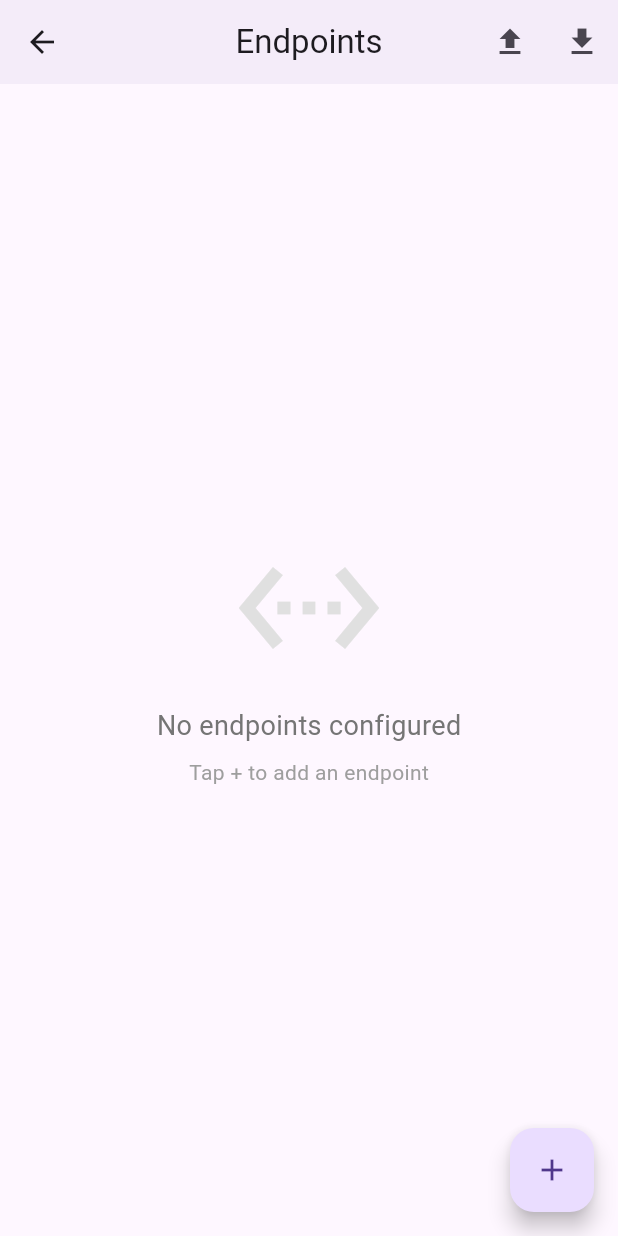
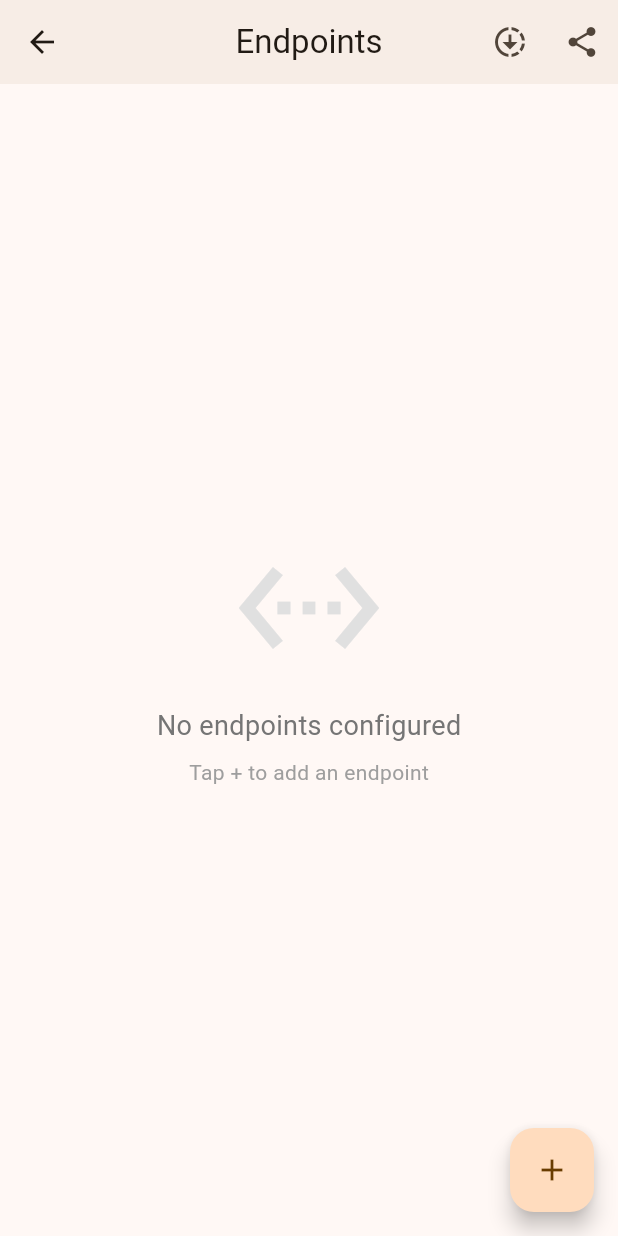
Before and after one commit to smnshuvo/Arbiter-Mock-Server, a Flutter app: the EndpointsScreen screen opened directly, on a phone screen of 412 x 824 dp. Run offline on Flutter 3.47's test engine with Material 3 defaults, Android fonts, the phone set to English and light mode, and no system bars; our stand-ins replace equatable, file_picker, flutter_bloc, get_it, share_plus, shared_preferences and 2 more; accounts and stored records are empty.

Commit message:
Update app accent color and few icons of export

```diff
--- a/lib/main.dart
+++ b/lib/main.dart
@@ -37,7 +37,6 @@ class MyApp extends StatelessWidget {
         title: 'Network Interceptor',
         debugShowCheckedModeBanner: false,
         theme: ThemeData(
-          primarySwatch: Colors.deepOrange,
           useMaterial3: true,
           appBarTheme: const AppBarTheme(
             centerTitle: true,
@@ -48,6 +47,10 @@ class MyApp extends StatelessWidget {
             shape: RoundedRectangleBorder(
               borderRadius: BorderRadius.circular(12),
             ),
+          ),
+          colorScheme: ColorScheme.fromSeed(
+            seedColor: Colors.orange,
+            primary: Colors.deepOrange,
           ),
         ),
         home: FutureBuilder<bool>(
--- a/lib/ui/screens/endpoint_screen.dart
+++ b/lib/ui/screens/endpoint_screen.dart
@@ -32,12 +32,12 @@ class _EndpointsScreenState extends State<EndpointsScreen> {
         title: const Text('Endpoints'),
         actions: [
           IconButton(
-            icon: const Icon(Icons.file_upload),
+            icon: const Icon(Icons.downloading),
             onPressed: _importEndpoints,
             tooltip: 'Import',
           ),
           IconButton(
-            icon: const Icon(Icons.file_download),
+            icon: const Icon(Icons.share),
             onPressed: _exportEndpoints,
             tooltip: 'Export',
           ),
--- a/lib/ui/screens/logs_screen.dart
+++ b/lib/ui/screens/logs_screen.dart
@@ -49,7 +49,7 @@ class _LogsScreenState extends State<LogsScreen> {
             tooltip: 'Filter',
           ),
           IconButton(
-            icon: const Icon(Icons.file_download),
+            icon: const Icon(Icons.share),
             onPressed: _exportLogs,
             tooltip: 'Export',
           ),
```
